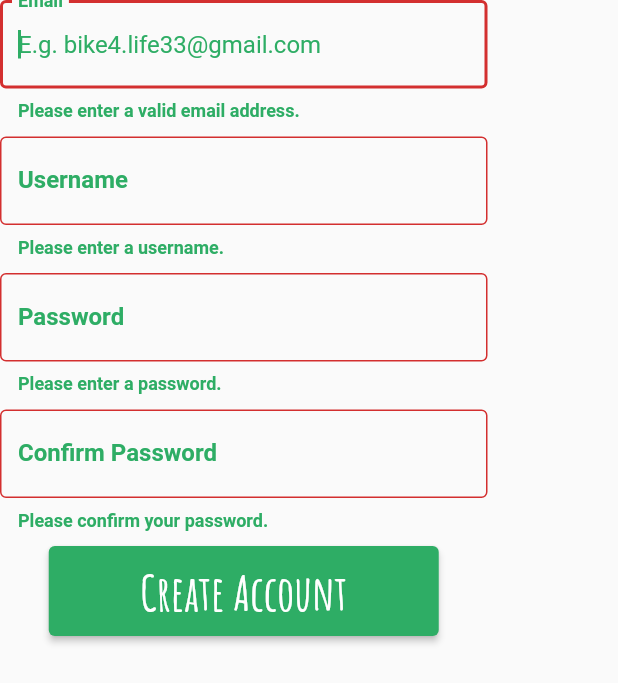
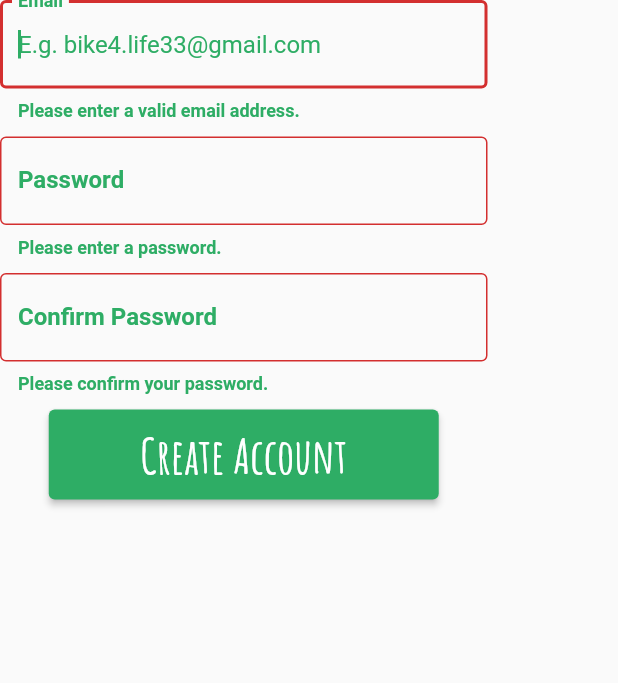
Before and after one commit to cedriceicher10/CS467_TheBikeKollective, a Flutter app: the CreateAccountForm widget shown alone on an empty page, opened directly, after a tap on "Create Account", on a phone screen of 412 x 824 dp. Shown: the top 683 px of the screen. Run offline on Flutter 3.47's test engine with Material 2 defaults, Android fonts, the phone set to English and light mode, and no system bars.

Commit message:
Removed duplicate email/username fields. Revamped for only email as necessary (is username)

```diff
--- a/thebikekollective/lib/components/create_account_form.dart
+++ b/thebikekollective/lib/components/create_account_form.dart
@@ -5,10 +5,9 @@ import 'styles.dart';
 
 class NewAccountFields {
   String? email;
-  String? username;
   String? password;
   String toString() {
-    return 'Email: $email, Username: $username, Password: $password';
+    return 'Email: $email, Password: $password';
   }
 }
 
@@ -32,8 +31,6 @@ class _CreateAccountFormState extends State<CreateAccountForm> {
         key: formKey,
         child: Column(children: [
           Container(width: 325, child: emailEntry()),
-          SizedBox(height: 10),
-          Container(width: 325, child: usernameEntry()),
           SizedBox(height: 10),
           Container(width: 325, child: passwordEntry()),
           SizedBox(height: 10),
@@ -63,45 +60,16 @@ class _CreateAccountFormState extends State<CreateAccountForm> {
           NewAccountFields().email = value;
         },
         validator: (value) {
+          // TO DO: Query to ensure email is unique
+
           if ((value!.isEmpty) | !(value.contains('@'))) {
             return 'Please enter a valid email address.';
-          } else {
-            return null;
-          }
-        });
-  }
-
-  Widget usernameEntry() {
-    return TextFormField(
-        autofocus: true,
-        style: TextStyle(color: Color(s_jungleGreen)),
-        decoration: InputDecoration(
-            labelText: 'Username',
-            labelStyle: TextStyle(
-                color: Color(s_jungleGreen), fontWeight: FontWeight.bold),
-            hintText: 'E.g. BikeLover3000',
-            hintStyle: TextStyle(color: Color(s_jungleGreen)),
-            errorStyle: TextStyle(
-                color: Color(s_jungleGreen), fontWeight: FontWeight.bold),
-            border: OutlineInputBorder(),
-            focusedBorder: OutlineInputBorder(
-                borderSide:
-                    const BorderSide(color: Color(s_jungleGreen), width: 2.0))),
-        onSaved: (value) {
-          NewAccountFields().username = value;
-        },
-        validator: (value) {
-          // TO DO: Query database for value, to check if the username is already taken
-          // bool alreadyTaken = false;
-
-          if (value!.isEmpty) {
-            return 'Please enter a username.';
-            // } else if (alreadyTaken) {
-            //   return 'Username is already taken!';
           } else if (value.contains(' ')) {
-            return 'Username may not contain spaces.';
-          } else if (value.length > 20) {
-            return 'Username may not be greater than 20 characters.';
+            return 'Email may not contain spaces.';
+          } else if (value.length > 30) {
+            return 'Email may not be greater than 30 characters.';
+            // } else if !(uniqueEmail) {
+            //   return 'Email is already registered.';
           } else {
             return null;
           }
--- a/thebikekollective/lib/components/login_form.dart
+++ b/thebikekollective/lib/components/login_form.dart
@@ -41,7 +41,7 @@ class _LoginFormState extends State<LoginForm> {
         autofocus: true,
         style: TextStyle(color: Color(s_jungleGreen)),
         decoration: InputDecoration(
-            labelText: 'Username',
+            labelText: 'Email',
             labelStyle: TextStyle(
                 color: Color(s_jungleGreen), fontWeight: FontWeight.bold),
             hintText: 'E.g. BikeLover3000',
```
